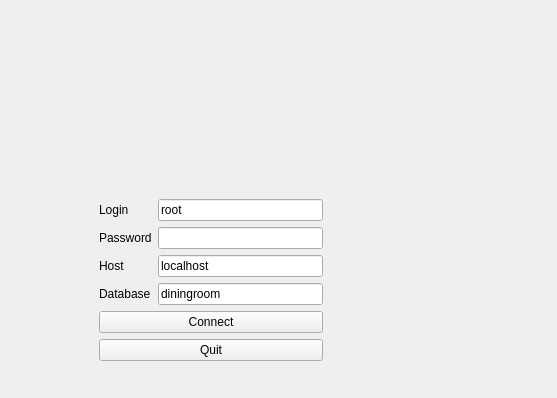
lbrain/diningroom-terminal-old, file monitor/DBConnectPage.ui: the form before one commit; both pictures show x 135 to 692 and y 0 to 398 of the 692 by 560 pixel window.
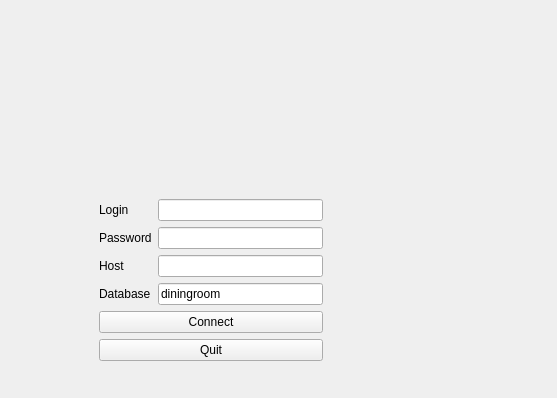
The form after the commit.

Diff of the .ui file:
```diff
--- a/monitor/DBConnectPage.ui
+++ b/monitor/DBConnectPage.ui
@@ -26,7 +26,7 @@
      <item row="0" column="1">
       <widget class="QLineEdit" name="loginField">
        <property name="text">
-        <string>root</string>
+        <string/>
        </property>
       </widget>
      </item>
@@ -50,7 +50,7 @@
      <item row="2" column="1">
       <widget class="QLineEdit" name="hostField">
        <property name="text">
-        <string>localhost</string>
+        <string/>
        </property>
       </widget>
      </item>
```
